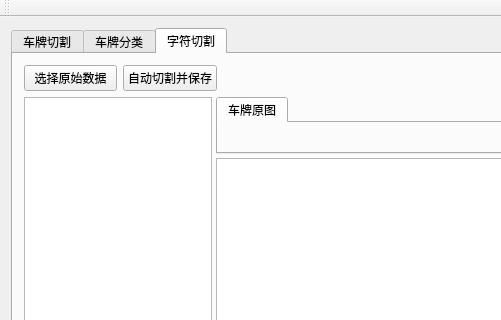
Qt form PlateLocator/platelocator.ui (Phagesama/SampleGeneration) before a commit; both pictures show x 0 to 501 and y 0 to 320 of the 993 by 658 pixel window.
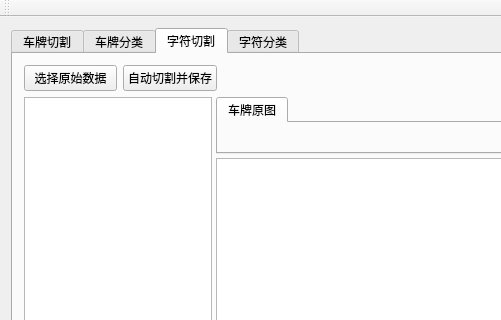
The same form after that commit. The open tabs and pages were chosen to show the change.

Patch:
```diff
--- a/PlateLocator/platelocator.ui
+++ b/PlateLocator/platelocator.ui
@@ -1144,6 +1144,11 @@
         </item>
        </layout>
       </widget>
+      <widget class="QWidget" name="charClassifyTab">
+       <attribute name="title">
+        <string>字符分类</string>
+       </attribute>
+      </widget>
      </widget>
     </item>
    </layout>
```
Left out of the diff: 4 changed lines with no effect on the pictures.
